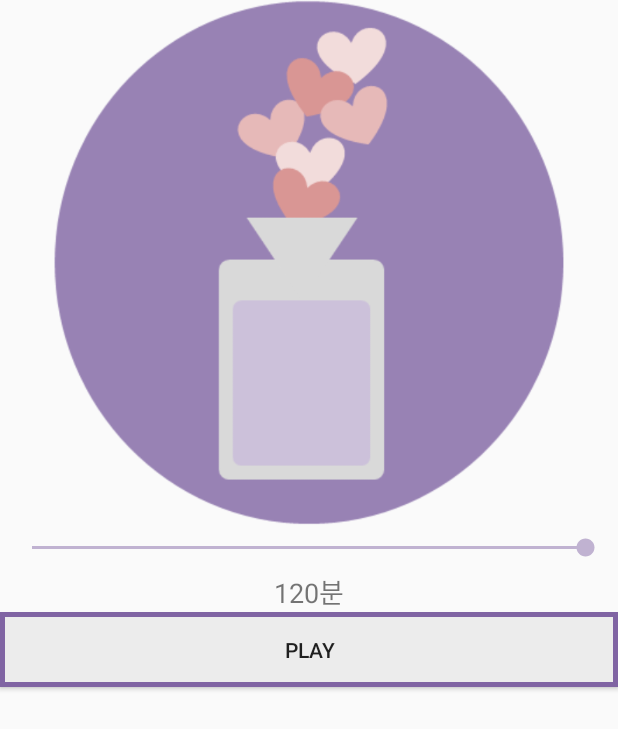
After one commit to dhffkvm15/2019GP4, an Android app: the layout activity_play_diffuser.xml on its own in the app's theme, with its tools: preview values and no code run, on a phone screen of 412 x 824 dp. The commit adds this screen. Shown: the top 729 px of the screen. Run offline under Robolectric (Android 15) with nearby library versions, the light colour scheme and no system bars.

Commit message:
다영- 파트 1 final

```diff
--- /dev/null
+++ b/app/src/main/res/layout/activity_play_diffuser.xml
@@ -0,0 +1,51 @@
+<?xml version="1.0" encoding="utf-8"?>
+<RelativeLayout xmlns:android="http://schemas.android.com/apk/res/android"
+    xmlns:app="http://schemas.android.com/apk/res-auto"
+    xmlns:tools="http://schemas.android.com/tools"
+    android:layout_width="match_parent"
+    android:layout_height="match_parent"
+    tools:context=".PlayDiffuserActivity"
+    android:orientation="vertical">
+
+    <ImageView
+        android:layout_width="match_parent"
+        android:layout_height="350dp"
+        android:src="@drawable/logo"
+        android:id="@+id/play_diffuser_imageview"/>
+
+    <SeekBar
+        android:layout_width="match_parent"
+        android:layout_height="20dp"
+        android:layout_below="@id/play_diffuser_imageview"
+        android:layout_margin="5dp"
+        android:id="@+id/play_diffuser_seekbar_time"
+        android:max="120"
+        android:progress="120" />
+
+    <TextView
+        android:layout_width="match_parent"
+        android:layout_height="wrap_content"
+        android:text="120분"
+        android:textSize="18dp"
+        android:gravity="center"
+        android:layout_below="@id/play_diffuser_seekbar_time"
+        android:id="@+id/play_diffuser_textview_time"/>
+
+    <LinearLayout
+        android:layout_width="match_parent"
+        android:layout_height="80dp"
+        android:orientation="horizontal"
+        android:layout_below="@+id/play_diffuser_textview_time">
+
+        <Button
+            android:layout_width="150dp"
+            android:layout_height="50dp"
+            android:text="PLAY"
+            android:background="@drawable/originbutton"
+            android:id="@+id/play_diffuser_button_play"
+            android:layout_weight="1" />
+
+
+    </LinearLayout>
+
+</RelativeLayout>
--- a/app/src/main/res/layout/custom_dialog.xml
+++ b/app/src/main/res/layout/custom_dialog.xml
@@ -5,7 +5,6 @@
     android:layout_height="200dp"
     android:orientation="vertical">
 
-    <!-- Todo 디자인하기 -->
     <TextView
         android:layout_width="300dp"
         android:layout_height="wrap_content"
```
Also changed, not shown: app/src/main/java/com/example/gp4/CustomDialog.java (+13 -1 lines), app/src/main/java/com/example/gp4/InputCatridgeActivity.java (+68 -1 lines), app/src/main/java/com/example/gp4/MakeFragment.java (+133 -74 lines), app/src/main/java/com/example/gp4/SplashActivity.java (+4 -4 lines), app/src/main/res/layout/activity_main.xml (+8 -1 lines), app/src/main/res/layout/fragment_turnon.xml (added, +43 -0 lines), app/src/main/res/layout/item_scentinfo.xml (added, +44 -0 lines), app/src/main/res/layout/save_dialog.xml (added, +81 -0 lines).
